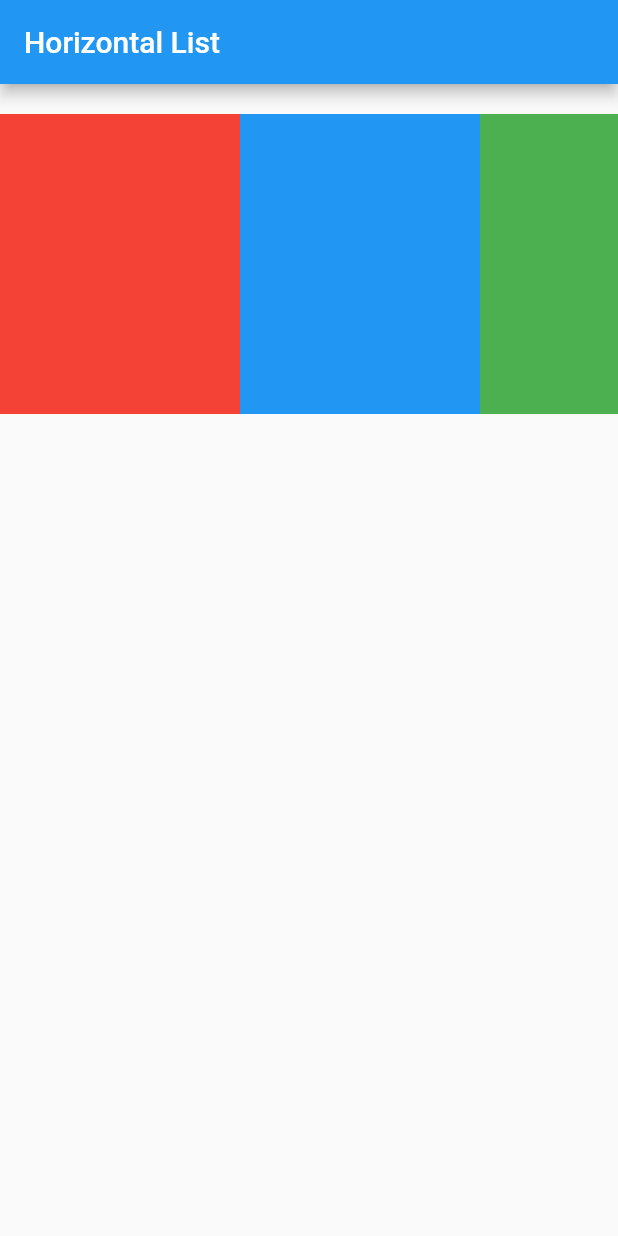
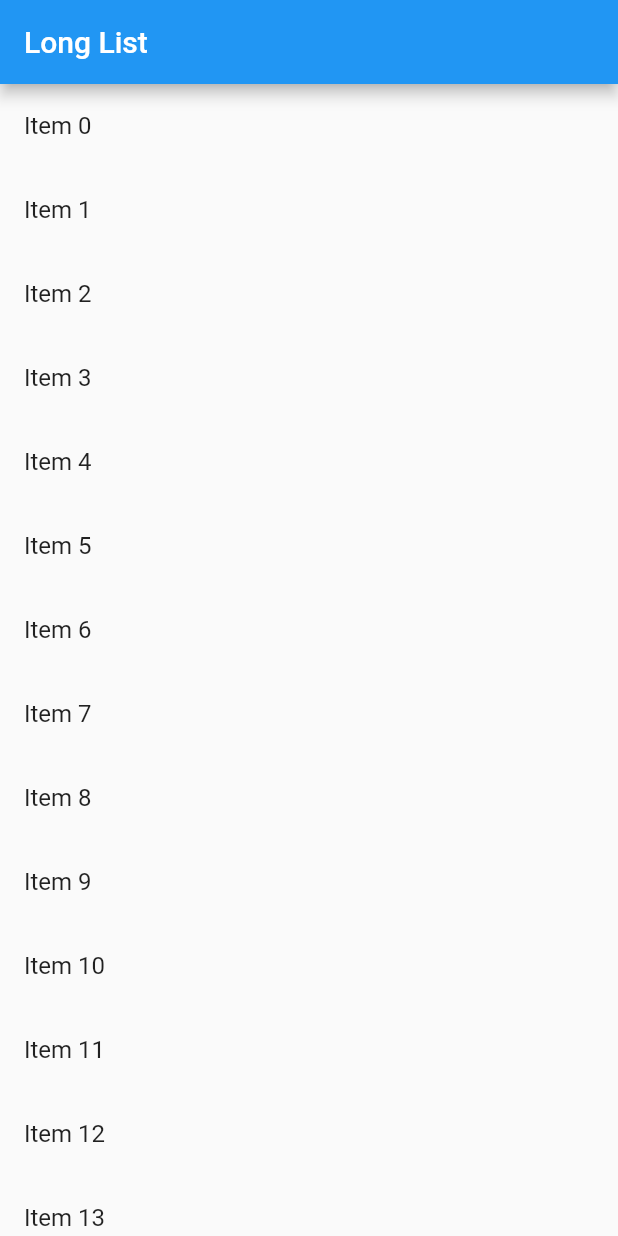
Before and after one commit to OneForCheng/flutter-basic-demo, a Flutter app: the screen it shows after launch, on a phone screen of 412 x 824 dp. Run offline on Flutter 3.47's test engine with Material 2 defaults, Android fonts, the phone set to English and light mode, and no system bars.

Commit message:
forcheng - show long list

```diff
--- a/lib/main.dart
+++ b/lib/main.dart
@@ -1,11 +1,20 @@
+import 'package:flutter/foundation.dart';
 import 'package:flutter/material.dart';
 
-void main() => runApp(new MyApp());
+void main() {
+  runApp(new MyApp(
+    items: new List<String>.generate(10000, (i) => "Item $i"),
+  ));
+}
 
 class MyApp extends StatelessWidget {
+  final List<String> items;
+
+  MyApp({Key key, @required this.items}) : super(key: key);
+
   @override
   Widget build(BuildContext context) {
-    final title = 'Horizontal List';
+    final title = 'Long List';
 
     return new MaterialApp(
       title: title,
@@ -13,34 +22,13 @@ class MyApp extends StatelessWidget {
         appBar: new AppBar(
           title: new Text(title),
         ),
-        body: new Container(
-          margin: new EdgeInsets.symmetric(vertical: 20.0),
-          height: 200.0,
-          child: new ListView(
-            scrollDirection: Axis.horizontal,
-            children: <Widget>[
-              new Container(
-                width: 160.0,
-                color: Colors.red,
-              ),
-              new Container(
-                width: 160.0,
-                color: Colors.blue,
-              ),
-              new Container(
-                width: 160.0,
-                color: Colors.green,
-              ),
-              new Container(
-                width: 160.0,
-                color: Colors.yellow,
-              ),
-              new Container(
-                width: 160.0,
-                color: Colors.orange,
-              ),
-            ],
-          ),
+        body: new ListView.builder(
+          itemCount: items.length,
+          itemBuilder: (context, index) {
+            return new ListTile(
+              title: new Text('${items[index]}'),
+            );
+          },
         ),
       ),
     );
```
